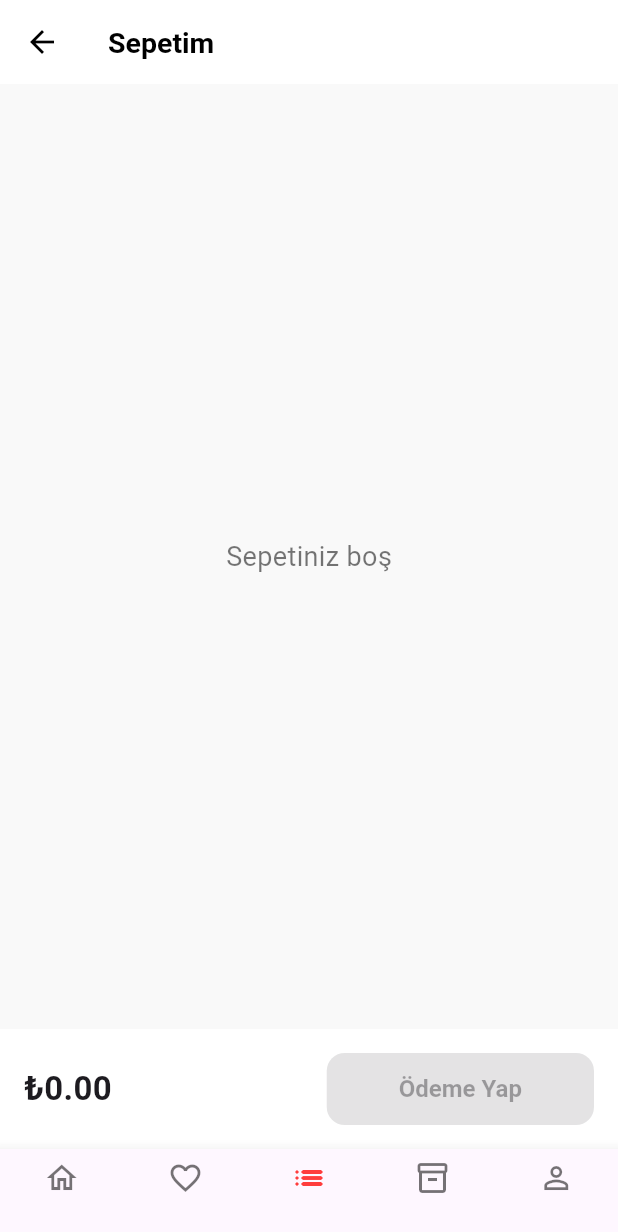
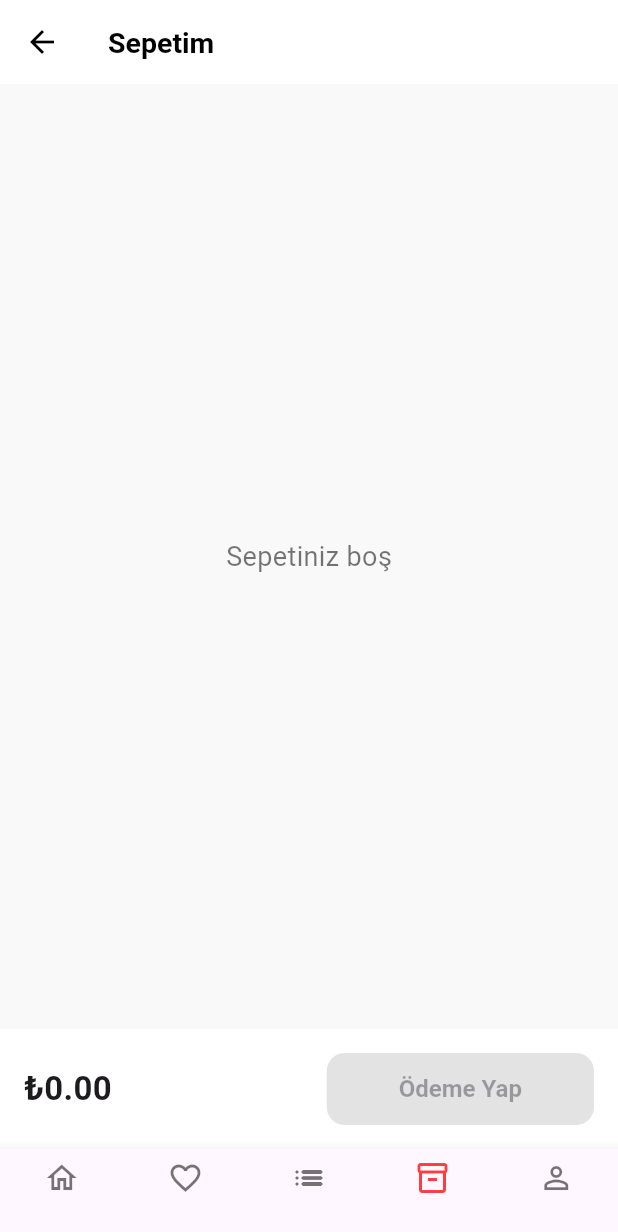
Before and after one commit to iremsu-erdemir/E-Kantin_3, a Flutter app: the CartPage screen opened directly, on a phone screen of 412 x 824 dp. Shown: the top 1232 px of the screen. Run offline on Flutter 3.47's test engine with Material 3 defaults, Android fonts, the light colour scheme and no system bars; our stand-ins replace shared_preferences; accounts and stored records are empty; Roboto replaces fonts that are missing (Poppins).

Commit message:
Kayıtlı kartlarım ve bottomNavigationBar için son düzenlemeler tamamladı

```diff
--- a/lib/components/ek_bottom_nav_bar.dart
+++ b/lib/components/ek_bottom_nav_bar.dart
@@ -1,15 +1,18 @@
 import 'package:flutter/material.dart';
 import '../screens/favorilerim.dart';
+import '../screens/home_page.dart';
 
 class EKBottomNavBar extends StatelessWidget {
   final int currentIndex;
   final ValueChanged<int>? onTap;
   final BuildContext? parentContext;
+  final int? highlightIndex; // Kırmızı yapılacak ikonun indexi (opsiyonel)
   const EKBottomNavBar({
     Key? key,
     this.currentIndex = 0,
     this.onTap,
     this.parentContext,
+    this.highlightIndex,
   }) : super(key: key);
 
   @override
@@ -17,13 +20,25 @@ class EKBottomNavBar extends StatelessWidget {
     return BottomNavigationBar(
       currentIndex: currentIndex,
       onTap: (index) {
-        if (index == 1) {
-          // Favoriler (wishlist) ikonuna basınca FavorilerimPage'e yönlendir
+        if (index == 0) {
+          // HomePage'e yönlendirme için mevcut user'ı bul
+          final ModalRoute? route = ModalRoute.of(parentContext ?? context);
+          final user =
+              (route?.settings.arguments is Map &&
+                  (route!.settings.arguments as Map).containsKey('user'))
+              ? (route.settings.arguments as Map)['user']
+              : null;
+          if (user != null) {
+            Navigator.of(parentContext ?? context).pushAndRemoveUntil(
+              MaterialPageRoute(builder: (context) => HomePage(user: user)),
+              (route) => false,
+            );
+          }
+        } else if (index == 1) {
           Navigator.of(parentContext ?? context).push(
             MaterialPageRoute(builder: (context) => const FavorilerimPage()),
           );
         } else {
-          // Diğer indexler için mevcut davranışı koru
           if (onTap != null) onTap!(index);
         }
       },
@@ -32,15 +47,44 @@ class EKBottomNavBar extends StatelessWidget {
       unselectedItemColor: Colors.black54,
       showSelectedLabels: true,
       showUnselectedLabels: true,
-      items: const [
-        BottomNavigationBarItem(icon: Icon(Icons.home_outlined), label: ''),
-        BottomNavigationBarItem(icon: Icon(Icons.favorite_border), label: ''),
-        BottomNavigationBarItem(icon: Icon(Icons.list_rounded), label: ''),
+      items: [
         BottomNavigationBarItem(
-          icon: Icon(Icons.inventory_2_outlined),
+          icon: Icon(
+            Icons.home_outlined,
+            color: currentIndex == 0 ? const Color(0xFFFF3D3D) : Colors.black54,
+          ),
           label: '',
         ),
-        BottomNavigationBarItem(icon: Icon(Icons.person_outline), label: ''),
+        BottomNavigationBarItem(
+          icon: Icon(
+            Icons.favorite_border,
+            color: currentIndex == 1 ? const Color(0xFFFF3D3D) : Colors.black54,
+          ),
+          label: '',
+        ),
+        BottomNavigationBarItem(
+          icon: Icon(
+            Icons.list_rounded,
+            color: currentIndex == 2 ? const Color(0xFFFF3D3D) : Colors.black54,
+          ),
+          label: '',
+        ),
+        BottomNavigationBarItem(
+          icon: Icon(
+            Icons.inventory_2_outlined,
+            color: (highlightIndex == 3 || currentIndex == 3)
+                ? const Color(0xFFFF3D3D)
+                : Colors.black54,
+          ),
+          label: '',
+        ),
+        BottomNavigationBarItem(
+          icon: Icon(
+            Icons.person_outline,
+            color: currentIndex == 4 ? const Color(0xFFFF3D3D) : Colors.black54,
+          ),
+          label: '',
+        ),
       ],
     );
   }
--- a/lib/models/user_card.dart
+++ b/lib/models/user_card.dart
@@ -3,11 +3,13 @@ class UserCard {
   final String cardHolder;
   final String cardNumber; // Tam numara, sadece son 4 hane UI'de gösterilecek
   final String expiryDate; // MM/YY
+  final String? cvc; // CVC sadece modelde, UI'da gösterilmez
 
   UserCard({
     required this.cardHolder,
     required this.cardNumber,
     required this.expiryDate,
+    this.cvc,
   });
 
   /// Son 4 haneyi döndürür (güvenlik için)
@@ -19,6 +21,7 @@ class UserCard {
     'cardHolder': cardHolder,
     'cardNumber': cardNumber,
     'expiryDate': expiryDate,
+    if (cvc != null) 'cvc': cvc,
   };
 
   /// JSON'dan nesne oluştur
@@ -26,6 +29,7 @@ class UserCard {
     cardHolder: json['cardHolder'],
     cardNumber: json['cardNumber'],
     expiryDate: json['expiryDate'],
+    cvc: json['cvc'],
   );
 
   @override
--- a/lib/screens/cart.dart
+++ b/lib/screens/cart.dart
@@ -253,10 +253,8 @@ class CartPage extends StatelessWidget {
         ],
       ),
       bottomNavigationBar: EKBottomNavBar(
-        currentIndex: 2, // CartPage için uygun index
-        onTap: (int index) {
-          // Diğer indexler için mevcut davranış devam eder
-        },
+        currentIndex: 3,
+        highlightIndex: 3,
         parentContext: context,
       ),
     );
--- a/lib/screens/favorilerim.dart
+++ b/lib/screens/favorilerim.dart
@@ -98,7 +98,7 @@ class FavorilerimPage extends StatelessWidget {
                             Navigator.of(context).pop();
                             ScaffoldMessenger.of(context).showSnackBar(
                               SnackBar(
-                                content: const Text('Başarıyla silindi'),
+                                content: Text('Başarıyla silindi'),
                                 backgroundColor: Colors.green,
                                 behavior: SnackBarBehavior.floating,
                                 shape: RoundedRectangleBorder(
--- a/lib/screens/kendi_menum_page.dart
+++ b/lib/screens/kendi_menum_page.dart
@@ -451,7 +451,7 @@ class _KendiMenumPageState extends State<KendiMenumPage> {
                       if (seciliIcerikIndex != null &&
                           icerikFiyat[seciliIcerikIndex!] == 'Tükendi') {
                         ScaffoldMessenger.of(context).showSnackBar(
-                          const SnackBar(
+                          SnackBar(
                             content: Text('Bu ürün stokta kalmamıştır.'),
                             backgroundColor: Colors.red,
                           ),
--- a/lib/screens/login_page.dart
+++ b/lib/screens/login_page.dart
@@ -187,11 +187,6 @@ class _LoginPageState extends State<LoginPage> {
           ),
         ],
       ),
-      bottomNavigationBar: EKBottomNavBar(
-        currentIndex: 0,
-        onTap: (int index) {},
-        parentContext: context,
-      ),
     );
   }
 
--- a/lib/screens/successpayment.dart
+++ b/lib/screens/successpayment.dart
@@ -1,4 +1,5 @@
 import 'package:flutter/material.dart';
+import '../components/ek_bottom_nav_bar.dart';
 
 class SuccessPaymentPage extends StatelessWidget {
   final double totalPrice;
@@ -81,6 +82,11 @@ class SuccessPaymentPage extends StatelessWidget {
           ),
         ),
       ),
+      bottomNavigationBar: EKBottomNavBar(
+        currentIndex: 3,
+        highlightIndex: 3,
+        parentContext: context,
+      ),
     );
   }
 }
```
Also changed, not shown: lib/screens/payment.dart (+69 -60 lines), lib/screens/sandwich.page.dart (+3 -4 lines), lib/screens/sandwich_detail.page.dart (+6 -3 lines), lib/screens/tost.page.dart (+3 -4 lines).
